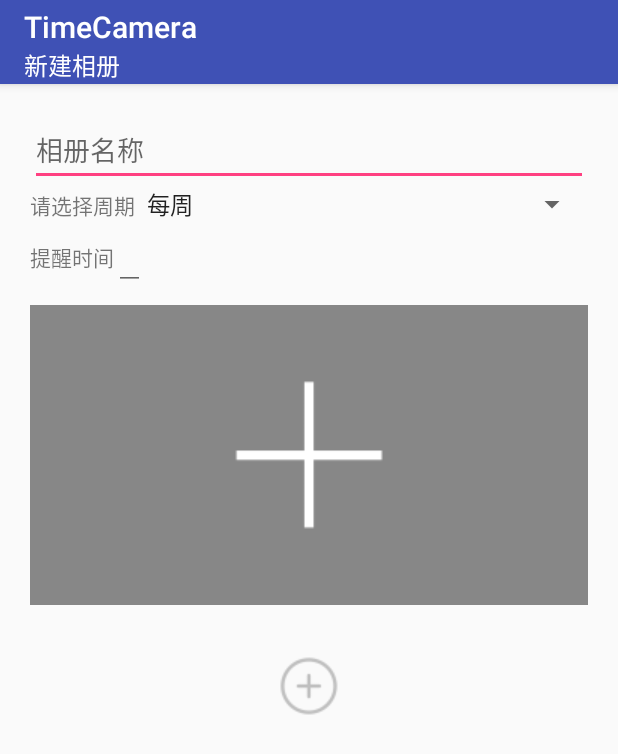
After one commit to rty813/TimeCamera, an Android app: the layout fragment_new_album.xml on its own in the app's theme, with its tools: preview values and no code run, on a phone screen of 412 x 824 dp. The commit adds this screen. Shown: the top 754 px of the screen. Run offline under Robolectric (Android 15) with nearby library versions, the phone set to English and light mode, and no system bars.

Commit message:
创建了 新建相册页面（Fragment） 并初步进行了布局

```diff
--- a/app/build.gradle
+++ b/app/build.gradle
@@ -27,6 +27,7 @@ dependencies {
     implementation fileTree(include: ['*.jar'], dir: 'libs')
     implementation 'com.android.support:appcompat-v7:26.1.0'
     implementation 'com.android.support.constraint:constraint-layout:1.0.2'
+    implementation 'com.android.support:support-v4:26.1.0'
     testImplementation 'junit:junit:4.12'
     androidTestImplementation 'com.android.support.test:runner:1.0.1'
     androidTestImplementation 'com.android.support.test.espresso:espresso-core:3.0.1'
--- a/app/src/main/res/anim/fm_camera_enter.xml
+++ b/app/src/main/res/anim/fm_camera_enter.xml
@@ -2,7 +2,7 @@
 <!-- 上滑切入 -->
 <set xmlns:android="http://schemas.android.com/apk/res/android"
     android:interpolator="@android:anim/decelerate_interpolator"
-    android:duration="500">
+    android:duration="300">
     <!--<translate-->
         <!--android:fromXDelta="0%p" android:toXDelta="0%p"-->
         <!--android:fromYDelta="100%p" android:toYDelta="0%p" />-->
--- a/app/src/main/res/anim/fm_camera_exit.xml
+++ b/app/src/main/res/anim/fm_camera_exit.xml
@@ -1,9 +1,9 @@
 <?xml version="1.0" encoding="utf-8"?>
 <set xmlns:android="http://schemas.android.com/apk/res/android"
     android:interpolator="@android:anim/decelerate_interpolator"
-    android:duration="500">
+    android:duration="300">
     <alpha
         android:fromAlpha="1.0"
-        android:toAlpha="1.0"
+        android:toAlpha="0.0"
         />
 </set>
--- /dev/null
+++ b/app/src/main/res/layout/fragment_new_album.xml
@@ -0,0 +1,88 @@
+<android.support.design.widget.CoordinatorLayout xmlns:android="http://schemas.android.com/apk/res/android"
+    xmlns:tools="http://schemas.android.com/tools"
+    android:layout_width="match_parent"
+    android:layout_height="match_parent"
+    xmlns:app="http://schemas.android.com/apk/res-auto"
+    tools:context="pictureremind.rty813.xyz.TimeCamera.fragment.NewAlbumFragment">
+
+    <android.support.design.widget.AppBarLayout
+        android:layout_width="match_parent"
+        android:layout_height="wrap_content">
+        <android.support.v7.widget.Toolbar
+            android:layout_width="match_parent"
+            android:layout_height="?attr/actionBarSize"
+            app:layout_scrollFlags="enterAlways|scroll"
+            app:title="@string/app_name"
+            app:subtitle="新建相册"
+            app:subtitleTextColor="@android:color/white"
+            app:titleTextColor="@android:color/white">
+        </android.support.v7.widget.Toolbar>
+    </android.support.design.widget.AppBarLayout>
+
+    <android.support.v4.widget.NestedScrollView
+        android:layout_width="match_parent"
+        android:layout_height="match_parent"
+        app:layout_behavior="@string/appbar_scrolling_view_behavior">
+        <LinearLayout
+            android:layout_width="match_parent"
+            android:layout_height="match_parent"
+            android:orientation="vertical"
+            android:layout_margin="20dp">
+            <EditText
+                android:layout_width="match_parent"
+                android:layout_height="wrap_content"
+                android:hint="@string/insert_name"
+                />
+            <LinearLayout
+                android:layout_width="match_parent"
+                android:layout_height="wrap_content"
+                android:orientation="horizontal">
+                <TextView
+                    android:layout_width="wrap_content"
+                    android:layout_height="wrap_content"
+                    android:text="@string/insert_cyc"/>
+                <Spinner
+                    android:id="@+id/spinner_cyc"
+                    android:layout_width="0dp"
+                    android:layout_height="wrap_content"
+                    android:layout_weight="1"
+                    android:entries="@array/cyc"
+                    />
+            </LinearLayout>
+            <LinearLayout
+                android:layout_width="match_parent"
+                android:layout_height="wrap_content"
+                android:orientation="horizontal">
+                <TextView
+                    android:layout_width="wrap_content"
+                    android:layout_height="wrap_content"
+                    android:text="提醒时间"/>
+                <EditText
+                    android:layout_width="wrap_content"
+                    android:layout_height="wrap_content" />
+            </LinearLayout>
+            <FrameLayout
+                android:layout_width="match_parent"
+                android:layout_height="200dp"
+                android:id="@+id/insert_container"
+                android:layout_marginTop="10dp"
+                android:layout_marginBottom="10dp"
+                android:background="#76000000">
+                <ImageView
+                    android:layout_width="wrap_content"
+                    android:layout_height="wrap_content"
+                    android:layout_gravity="center"
+                    android:background="@drawable/add"
+                    android:scaleType="fitXY"/>
+            </FrameLayout>
+            <ImageButton
+                android:layout_width="wrap_content"
+                android:layout_height="wrap_content"
+                android:layout_gravity="center"
+                android:background="@drawable/insert"
+                android:layout_marginTop="20dp"/>
+        </LinearLayout>
+    </android.support.v4.widget.NestedScrollView>
+
+
+</android.support.design.widget.CoordinatorLayout>
--- /dev/null
+++ b/app/src/main/res/values/array.xml
@@ -0,0 +1,10 @@
+<?xml version="1.0" encoding="utf-8"?>
+<resources>
+    <string-array name="cyc">
+        <item>每周</item>
+        <item>每天</item>
+        <item>每月</item>
+        <item>每年</item>
+        <item>每小时</item>
+    </string-array>
+</resources>
--- a/app/src/main/res/values/strings.xml
+++ b/app/src/main/res/values/strings.xml
@@ -4,6 +4,7 @@
     <string name="description_info">Info</string>
     <string name="request_permission">This sample needs camera permission.</string>
     <string name="camera_error">This device doesn\'t support Camera2 API.</string>
+
     <string name="intro_message">
         <![CDATA[
 
@@ -15,4 +16,9 @@
         ]]>
     </string>
     <string name="btn_shot">拍照</string>
+
+    <!-- TODO: Remove or change this placeholder text -->
+    <string name="hello_blank_fragment">Hello blank fragment</string>
+    <string name="insert_name">相册名称</string>
+    <string name="insert_cyc">请选择周期</string>
 </resources>
```
Also changed, not shown: app/src/main/java/pictureremind/rty813/xyz/TimeCamera/activity/MainActivity.java (+35 -28 lines), app/src/main/java/pictureremind/rty813/xyz/TimeCamera/fragment/MainFragment.java (+22 -10 lines), app/src/main/java/pictureremind/rty813/xyz/TimeCamera/fragment/NewAlbumFragment.java (added, +107 -0 lines).
